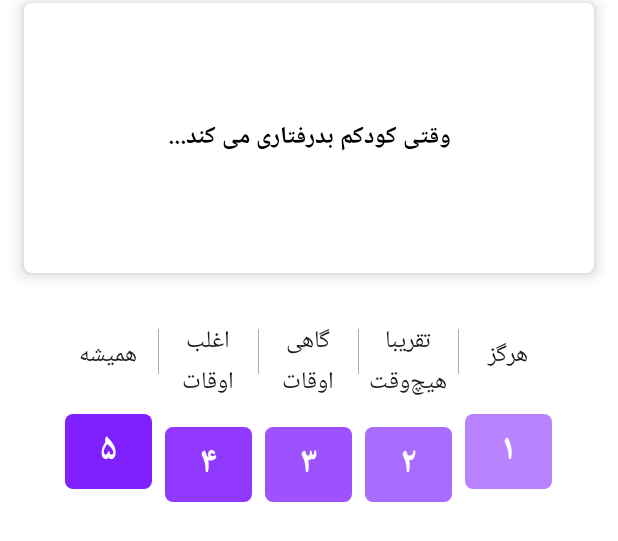
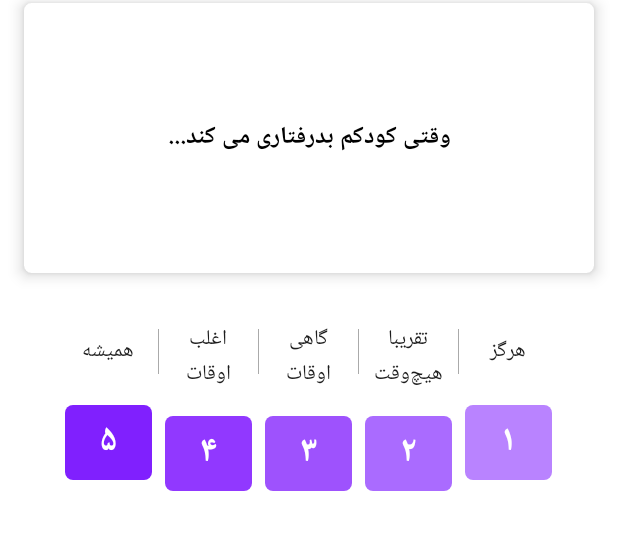
Before and after one commit to mhmdreza/psychoT, an Android app: the layout frequency_level.xml on its own in the app's theme, with its tools: preview values and no code run, on a phone screen of 412 x 824 dp. Shown: the top 541 px of the screen. Run offline under Robolectric (Android 15) with nearby library versions, the phone set to English and light mode, and no system bars.

Commit message:
fix some issues

```diff
--- a/app/build.gradle
+++ b/app/build.gradle
@@ -8,8 +8,8 @@ android {
         applicationId "ir.nilva.azmoonyar"
         minSdkVersion 17
         targetSdkVersion 29
-        versionCode 200
-        versionName "2.0.0"
+        versionCode 210
+        versionName "2.1.0"
         testInstrumentationRunner "androidx.test.runner.AndroidJUnitRunner"
         multiDexEnabled true
 
--- a/app/src/main/AndroidManifest.xml
+++ b/app/src/main/AndroidManifest.xml
@@ -18,7 +18,8 @@
         android:theme="@style/AppTheme">
         <activity
             android:name="ir.nilva.azmoonyar.MainActivity"
-            android:configChanges="screenSize|orientation"
+            android:configChanges="screenSize|orientation|keyboardHidden"
+            android:screenOrientation="portrait"
             android:windowSoftInputMode="adjustResize">
             <intent-filter>
                 <action android:name="android.intent.action.VIEW" />
--- a/app/src/main/java/ir/nilva/azmoonyar/views/InfoFragment2.kt
+++ b/app/src/main/java/ir/nilva/azmoonyar/views/InfoFragment2.kt
@@ -1,6 +1,7 @@
 package ir.nilva.azmoonyar.views
 
 import android.os.Bundle
+import android.util.Log
 import android.view.LayoutInflater
 import android.view.View
 import android.view.ViewGroup
@@ -37,5 +38,9 @@ open class InfoFragment2 : Fragment() {
         }
         toolbar.title = ""
         (activity as AppCompatActivity).setSupportActionBar(toolbar)
+        view.setOnTouchListener { _, motionEvent ->
+            Log.e("TAG", "" + motionEvent.x + " : " + motionEvent.y)
+            false
+        }
     }
 }
--- a/app/src/main/res/layout/frequency_level.xml
+++ b/app/src/main/res/layout/frequency_level.xml
@@ -52,7 +52,7 @@
                 android:lines="2"
                 android:text="همیشه"
                 android:textColor="@color/disableColor"
-                android:textSize="16sp" />
+                android:textSize="14sp" />
 
             <TextView
                 android:id="@+id/fiveFreq"
@@ -86,7 +86,7 @@
                 android:lines="2"
                 android:text="اغلب اوقات"
                 android:textColor="@color/disableColor"
-                android:textSize="16sp" />
+                android:textSize="14sp" />
 
             <TextView
                 android:id="@+id/fourFreq"
@@ -120,7 +120,7 @@
                 android:lines="2"
                 android:text="گاهی اوقات"
                 android:textColor="@color/disableColor"
-                android:textSize="16sp" />
+                android:textSize="14sp" />
 
             <TextView
                 android:id="@+id/threeFreq"
@@ -153,9 +153,9 @@
                 android:layout_height="wrap_content"
                 android:gravity="center"
                 android:lines="2"
-                android:text="تقریبا هیچ‌وقت"
+                android:text="تقریبا\nهیچ‌وقت"
                 android:textColor="@color/disableColor"
-                android:textSize="16sp" />
+                android:textSize="14sp" />
 
             <TextView
                 android:id="@+id/twoFreq"
@@ -190,7 +190,7 @@
                 android:lines="2"
                 android:textColor="@color/disableColor"
                 android:text="هرگز"
-                android:textSize="16sp" />
+                android:textSize="14sp" />
 
             <TextView
                 android:id="@+id/oneFreq"
```
Also changed, not shown: app/src/main/java/ir/nilva/azmoonyar/data/DataProvider.kt (+5 -5 lines), app/src/main/res/layout/fragment_info_2.xml (+12 -9 lines).
